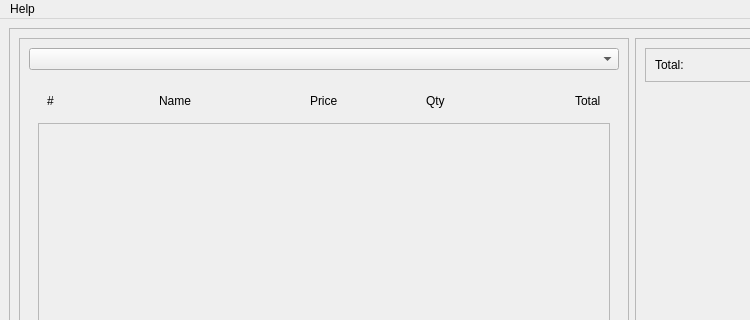
Before: the Qt Designer form src/main/python/ui_designs/salewindow.ui in JacksonRye/empireresturant, drawn with Qt 5; both pictures show x 0 to 750 and y 0 to 320 of the 860 by 540 pixel window.
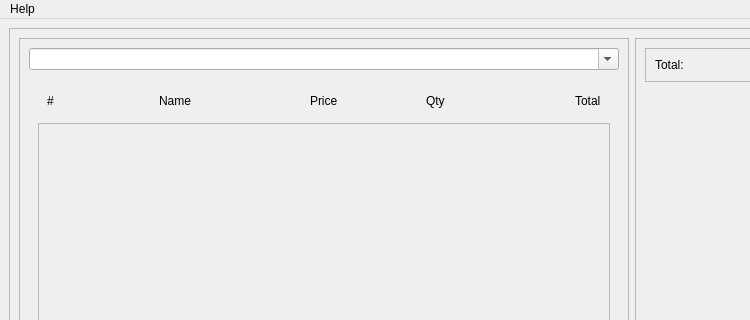
After: the same form once the commit is applied.

Commit message: populated combobox and other stories

The edit to the form file:
```diff
--- a/src/main/python/ui_designs/salewindow.ui
+++ b/src/main/python/ui_designs/salewindow.ui
@@ -34,7 +34,11 @@
          </property>
          <layout class="QVBoxLayout" name="verticalLayout_2">
           <item>
-           <widget class="QComboBox" name="items_combobox"/>
+           <widget class="QComboBox" name="items_combobox">
+            <property name="editable">
+             <bool>true</bool>
+            </property>
+           </widget>
           </item>
           <item>
            <widget class="QWidget" name="widget" native="true">
```
Left out of the diff: 2 changed lines with no effect on the pictures. The commit also changes 5 other files.
